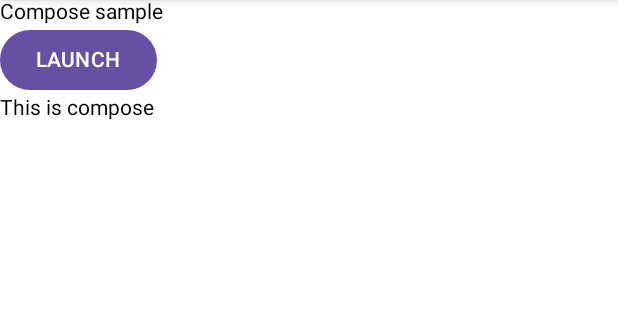
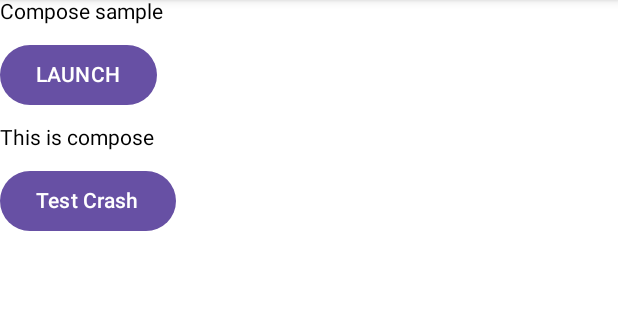
Before and after one commit to gen0083/MultiProjectGradleSample, an Android app built with Jetpack Compose: the screen it shows after launch (MainActivity), on a phone screen of 412 x 824 dp, the part 84-404 px from its top. Run offline under Robolectric (Android 15) with nearby library versions, the phone set to English and light mode, and no system bars; libraries missing offline, so code that uses them is left out: com.google.android.gms.

Commit message:
Add test to firebase crashlytics implementation

```diff
--- a/sample/build.gradle.kts
+++ b/sample/build.gradle.kts
@@ -2,6 +2,8 @@ plugins {
     id("jp.gcreate.android.application")
     id("jp.gcreate.android.kotlin")
     id("jp.gcreate.android.compose")
+    id("jp.gcreate.android.firebase")
+    id("jp.gcreate.android.crashlytics")
     id("jp.gcreate.ossLicenses")
 }
 
--- a/sample/src/main/java/jp/gcreate/sample/multiprojectgradlesample/MainActivity.kt
+++ b/sample/src/main/java/jp/gcreate/sample/multiprojectgradlesample/MainActivity.kt
@@ -3,16 +3,16 @@ package jp.gcreate.sample.multiprojectgradlesample
 import android.content.Intent
 import androidx.appcompat.app.AppCompatActivity
 import android.os.Bundle
-import android.widget.Button
 import androidx.activity.compose.setContent
+import androidx.compose.foundation.layout.Arrangement
 import androidx.compose.foundation.layout.Column
 import androidx.compose.foundation.layout.fillMaxSize
 import androidx.compose.material3.Button
-import androidx.compose.material3.Scaffold
 import androidx.compose.material3.Text
-import androidx.compose.runtime.LaunchedEffect
 import androidx.compose.ui.Modifier
+import androidx.compose.ui.unit.dp
 import com.google.android.gms.oss.licenses.OssLicensesMenuActivity
+import java.lang.RuntimeException
 
 class MainActivity : AppCompatActivity() {
     override fun onCreate(savedInstanceState: Bundle?) {
@@ -20,6 +20,7 @@ class MainActivity : AppCompatActivity() {
         setContent {
             Column(
                 modifier = Modifier.fillMaxSize(),
+                verticalArrangement = Arrangement.spacedBy(10.dp),
             ) {
                 Text(text = "Compose sample")
                 Button(
@@ -30,6 +31,9 @@ class MainActivity : AppCompatActivity() {
                     Text(text = "LAUNCH")
                 }
                 Text(text = "This is compose")
+                Button(onClick = { throw RuntimeException("test crash") }) {
+                    Text(text = "Test Crash")
+                }
             }
         }
     }
```
Also changed, not shown: 1 other file.
